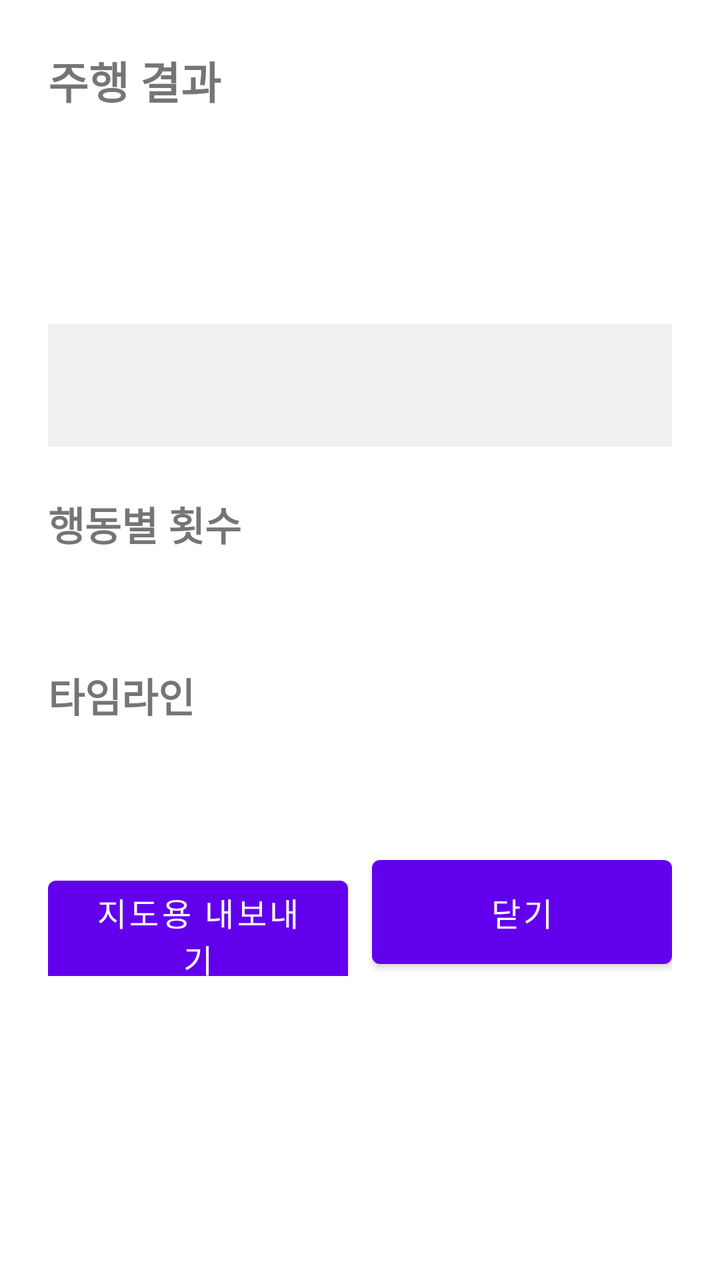
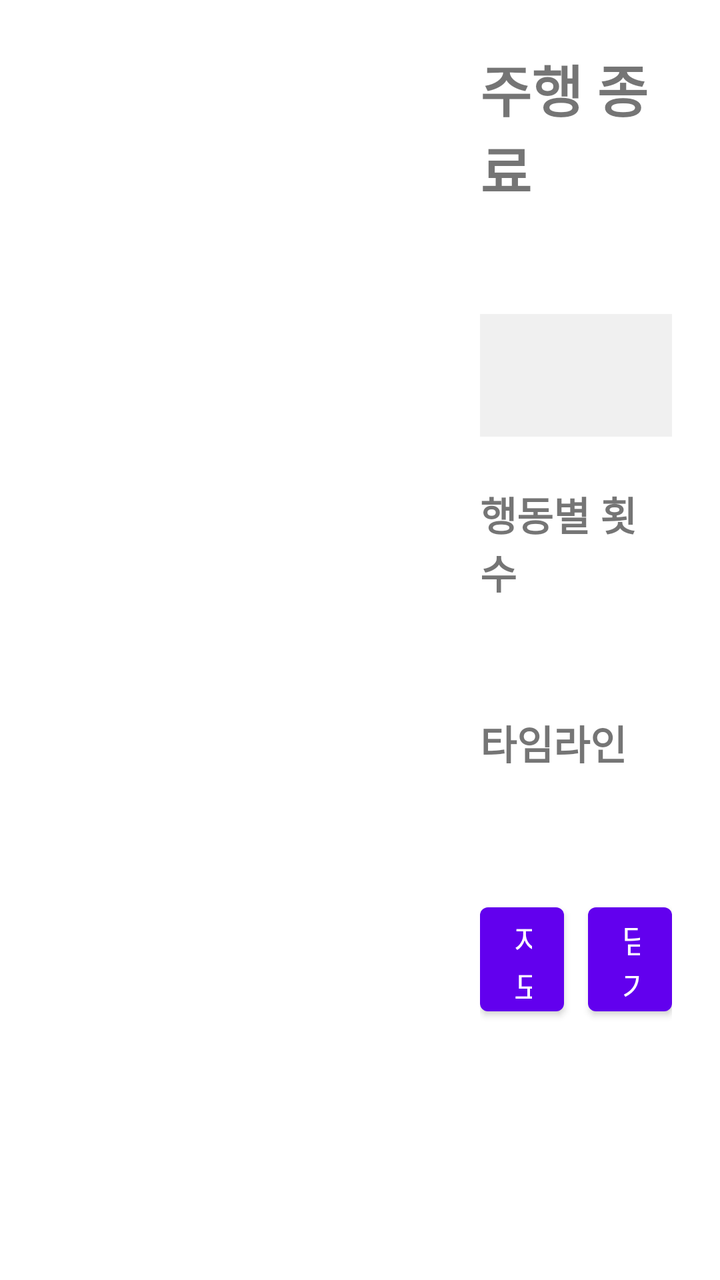

An Android layout rendered at two revisions. The XML below is the earlier revision; the diff shows what the commit changed to produce the second picture.
<!-- AndroidManifest.xml: application theme Theme.Pawgo -->
<!-- res/layout/activity_trip_summary.xml -->
<?xml version="1.0" encoding="utf-8"?>
<ScrollView xmlns:android="http://schemas.android.com/apk/res/android"
    android:layout_width="match_parent"
    android:layout_height="match_parent"
    android:fillViewport="true">

    <LinearLayout
        android:layout_width="match_parent"
        android:layout_height="wrap_content"
        android:orientation="vertical"
        android:padding="24dp">

        <TextView
            android:layout_width="match_parent"
            android:layout_height="wrap_content"
            android:text="@string/trip_title"
            android:textSize="22sp"
            android:textStyle="bold" />

        <TextView
            android:id="@+id/tripHeadline"
            android:layout_width="match_parent"
            android:layout_height="wrap_content"
            android:layout_marginTop="16dp"
            android:textSize="28sp"
            android:textStyle="bold" />

        <TextView
            android:id="@+id/tripStats"
            android:layout_width="match_parent"
            android:layout_height="wrap_content"
            android:layout_marginTop="4dp"
            android:textSize="18sp" />

        <TextView
            android:id="@+id/tripHighlight"
            android:layout_width="match_parent"
            android:layout_height="wrap_content"
            android:layout_marginTop="24dp"
            android:background="@color/last_record_idle"
            android:padding="16dp"
            android:textSize="22sp"
            android:textStyle="bold" />

        <TextView
            android:layout_width="match_parent"
            android:layout_height="wrap_content"
            android:layout_marginTop="24dp"
            android:text="@string/trip_section_counts"
            android:textSize="20sp"
            android:textStyle="bold" />

        <TextView
            android:id="@+id/tripCounts"
            android:layout_width="match_parent"
            android:layout_height="wrap_content"
            android:layout_marginTop="8dp"
            android:lineSpacingExtra="6dp"
            android:textSize="18sp" />

        <TextView
            android:layout_width="match_parent"
            android:layout_height="wrap_content"
            android:layout_marginTop="24dp"
            android:text="@string/trip_section_timeline"
            android:textSize="20sp"
            android:textStyle="bold" />

        <TextView
            android:id="@+id/tripTimeline"
            android:layout_width="match_parent"
            android:layout_height="wrap_content"
            android:layout_marginTop="8dp"
            android:lineSpacingExtra="4dp"
            android:textSize="16sp" />

        <LinearLayout
            android:layout_width="match_parent"
            android:layout_height="wrap_content"
            android:layout_marginTop="32dp"
            android:orientation="horizontal">

            <Button
                android:id="@+id/tripExportButton"
                android:layout_width="0dp"
                android:layout_height="64dp"
                android:layout_weight="1"
                android:text="@string/action_export_records"
                android:textSize="16sp" />

            <Button
                android:id="@+id/tripCloseButton"
                android:layout_width="0dp"
                android:layout_height="64dp"
                android:layout_marginStart="12dp"
                android:layout_weight="1"
                android:text="@string/trip_close"
                android:textSize="16sp" />
        </LinearLayout>
    </LinearLayout>
</ScrollView>
<!-- resources referenced by this layout -->
<resources>
  <color name="last_record_idle">#1F808080</color>
  <string name="action_export_records">지도용 내보내기</string>
  <string name="trip_close">닫기</string>
  <string name="trip_section_counts">행동별 횟수</string>
  <string name="trip_section_timeline">타임라인</string>
  <string name="trip_title">주행 결과</string>
  <style name="Theme.Pawgo" parent="Theme.MaterialComponents.DayNight.DarkActionBar">
          
          <item name="colorPrimary">@color/purple_500</item>
          <item name="colorPrimaryVariant">@color/purple_700</item>
          <item name="colorOnPrimary">@color/white</item>
          
          <item name="colorSecondary">@color/teal_200</item>
          <item name="colorSecondaryVariant">@color/teal_700</item>
          <item name="colorOnSecondary">@color/black</item>
          
          <item name="android:statusBarColor">?attr/colorPrimaryVariant</item>
          
      </style>
  <color name="purple_500">#FF6200EE</color>
  <color name="purple_700">#FF3700B3</color>
  <color name="white">#FFFFFFFF</color>
  <color name="teal_200">#FF03DAC5</color>
  <color name="teal_700">#FF018786</color>
  <color name="black">#FF000000</color>
</resources>

<!-- the commit's change to res/layout/activity_trip_summary.xml (unified diff, before → after) -->
@@ -1,101 +1,115 @@
 <?xml version="1.0" encoding="utf-8"?>
-<ScrollView xmlns:android="http://schemas.android.com/apk/res/android"
+<LinearLayout xmlns:android="http://schemas.android.com/apk/res/android"
     android:layout_width="match_parent"
     android:layout_height="match_parent"
-    android:fillViewport="true">
+    android:orientation="horizontal">
 
-    <LinearLayout
-        android:layout_width="match_parent"
-        android:layout_height="wrap_content"
-        android:orientation="vertical"
-        android:padding="24dp">
+    <FrameLayout
+        android:id="@+id/tripMapContainer"
+        android:layout_width="0dp"
+        android:layout_height="match_parent"
+        android:layout_weight="3" />
 
-        <TextView
-            android:layout_width="match_parent"
-            android:layout_height="wrap_content"
-            android:text="@string/trip_title"
-            android:textSize="22sp"
-            android:textStyle="bold" />
-
-        <TextView
-            android:id="@+id/tripHeadline"
-            android:layout_width="match_parent"
-            android:layout_height="wrap_content"
-            android:layout_marginTop="16dp"
-            android:textSize="28sp"
-            android:textStyle="bold" />
-
-        <TextView
-            android:id="@+id/tripStats"
-            android:layout_width="match_parent"
-            android:layout_height="wrap_content"
-            android:layout_marginTop="4dp"
-            android:textSize="18sp" />
-
-        <TextView
-            android:id="@+id/tripHighlight"
-            android:layout_width="match_parent"
-            android:layout_height="wrap_content"
-            android:layout_marginTop="24dp"
-            android:background="@color/last_record_idle"
-            android:padding="16dp"
-            android:textSize="22sp"
-            android:textStyle="bold" />
-
-        <TextView
-            android:layout_width="match_parent"
-            android:layout_height="wrap_content"
-            android:layout_marginTop="24dp"
-            android:text="@string/trip_section_counts"
-            android:textSize="20sp"
-            android:textStyle="bold" />
-
-        <TextView
-            android:id="@+id/tripCounts"
-            android:layout_width="match_parent"
-            android:layout_height="wrap_content"
-            android:layout_marginTop="8dp"
-            android:lineSpacingExtra="6dp"
-            android:textSize="18sp" />
-
-        <TextView
-            android:layout_width="match_parent"
-            android:layout_height="wrap_content"
-            android:layout_marginTop="24dp"
-            android:text="@string/trip_section_timeline"
-            android:textSize="20sp"
-            android:textStyle="bold" />
-
-        <TextView
-            android:id="@+id/tripTimeline"
-            android:layout_width="match_parent"
-            android:layout_height="wrap_content"
-            android:layout_marginTop="8dp"
-            android:lineSpacingExtra="4dp"
-            android:textSize="16sp" />
+    <ScrollView
+        android:layout_width="0dp"
+        android:layout_height="match_parent"
+        android:layout_weight="2"
+        android:fillViewport="true">
 
         <LinearLayout
             android:layout_width="match_parent"
             android:layout_height="wrap_content"
-            android:layout_marginTop="32dp"
-            android:orientation="horizontal">
+            android:orientation="vertical"
+            android:padding="24dp">
 
-            <Button
-                android:id="@+id/tripExportButton"
-                android:layout_width="0dp"
-                android:layout_height="64dp"
-                android:layout_weight="1"
-                android:text="@string/action_export_records"
+            <TextView
+                android:layout_width="match_parent"
+                android:layout_height="wrap_content"
+                android:text="@string/trip_ended"
+                android:textSize="28sp"
+                android:textStyle="bold" />
+
+            <TextView
+                android:id="@+id/tripStats"
+                android:layout_width="match_parent"
+                android:layout_height="wrap_content"
+                android:layout_marginTop="4dp"
+                android:textSize="18sp" />
+
+            <TextView
+                android:id="@+id/tripHighlight"
+                android:layout_width="match_parent"
+                android:layout_height="wrap_content"
+                android:layout_marginTop="24dp"
+                android:background="@color/last_record_idle"
+                android:padding="16dp"
+                android:textSize="22sp"
+                android:textStyle="bold" />
+
+            <TextView
+                android:id="@+id/tripNoLocation"
+                android:layout_width="match_parent"
+                android:layout_height="wrap_content"
+                android:layout_marginTop="8dp"
+                android:textSize="16sp"
+                android:visibility="gone" />
+
+            <TextView
+                android:layout_width="match_parent"
+                android:layout_height="wrap_content"
+                android:layout_marginTop="24dp"
+                android:text="@string/trip_section_counts"
+                android:textSize="20sp"
+                android:textStyle="bold" />
+
+            <TextView
+                android:id="@+id/tripCounts"
+                android:layout_width="match_parent"
+                android:layout_height="wrap_content"
+                android:layout_marginTop="8dp"
+                android:lineSpacingExtra="6dp"
+                android:textSize="18sp" />
+
+            <TextView
+                android:layout_width="match_parent"
+                android:layout_height="wrap_content"
+                android:layout_marginTop="24dp"
+                android:text="@string/trip_section_timeline"
+                android:textSize="20sp"
+                android:textStyle="bold" />
+
+            <TextView
+                android:id="@+id/tripTimeline"
+                android:layout_width="match_parent"
+                android:layout_height="wrap_content"
+                android:layout_marginTop="8dp"
+                android:lineSpacingExtra="4dp"
                 android:textSize="16sp" />
 
-            <Button
-                android:id="@+id/tripCloseButton"
-                android:layout_width="0dp"
-                android:layout_height="64dp"
-                android:layout_marginStart="12dp"
-                android:layout_weight="1"
-                android:text="@string/trip_close"
-                android:textSize="16sp" />
+            <LinearLayout
+                android:layout_width="match_parent"
+                android:layout_height="wrap_content"
+                android:layout_marginTop="32dp"
+                android:orientation="horizontal">
+
+                <Button
+                    android:id="@+id/tripExportButton"
+                    android:layout_width="0dp"
+                    android:layout_height="64dp"
+                    android:layout_weight="1"
+                    android:text="@string/action_export_records"
+                    android:textSize="16sp" />
+
+                <Button
+                    android:id="@+id/tripCloseButton"
+                    android:layout_width="0dp"
+                    android:layout_height="64dp"
+                    android:layout_marginStart="12dp"
+                    android:layout_weight="1"
+                    android:text="@string/trip_close"
+                    android:textSize="16sp" />
+            </LinearLayout>
+
         </LinearLayout>
-    </LinearLayout>
-</ScrollView>
+    </ScrollView>
+</LinearLayout>
<!-- resource entries referenced after the edit -->
@@ -3,9 +3,9 @@
   <color name="last_record_idle">#1F808080</color>
   <string name="action_export_records">지도용 내보내기</string>
   <string name="trip_close">닫기</string>
+  <string name="trip_ended">주행 종료</string>
   <string name="trip_section_counts">행동별 횟수</string>
   <string name="trip_section_timeline">타임라인</string>
-  <string name="trip_title">주행 결과</string>
   <style name="Theme.Pawgo" parent="Theme.MaterialComponents.DayNight.DarkActionBar">
           
           <item name="colorPrimary">@color/purple_500</item>
